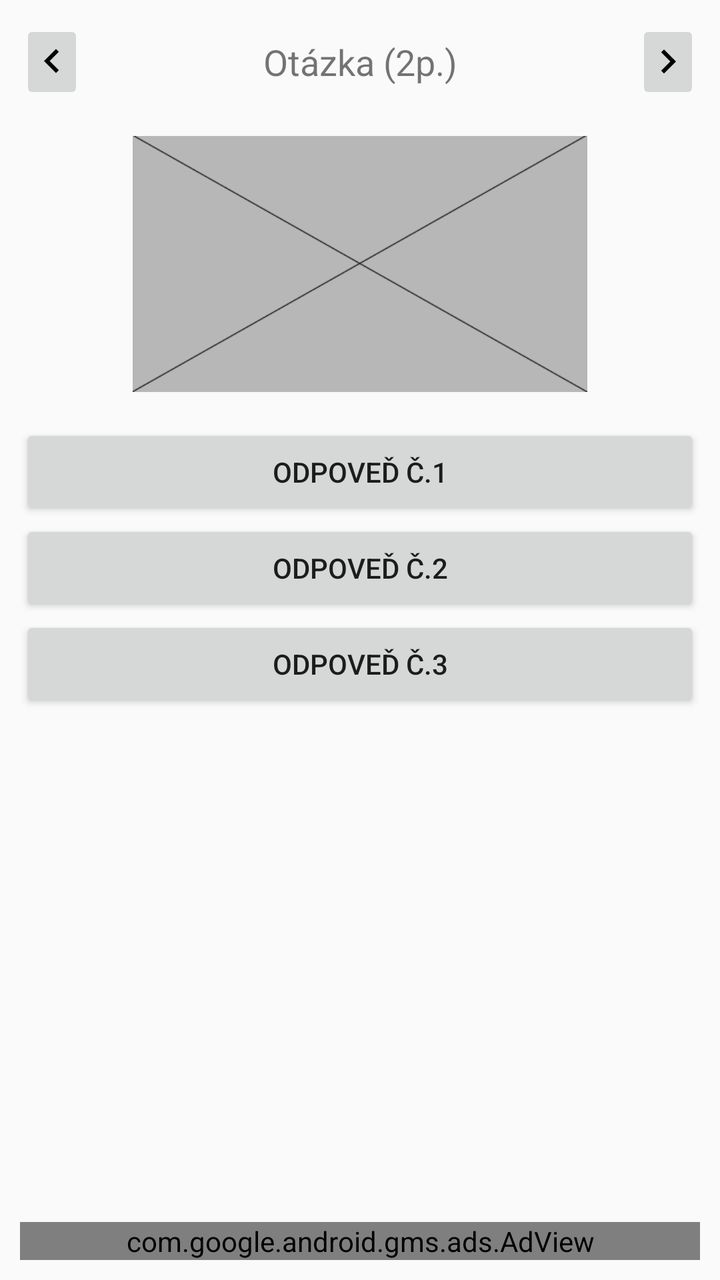
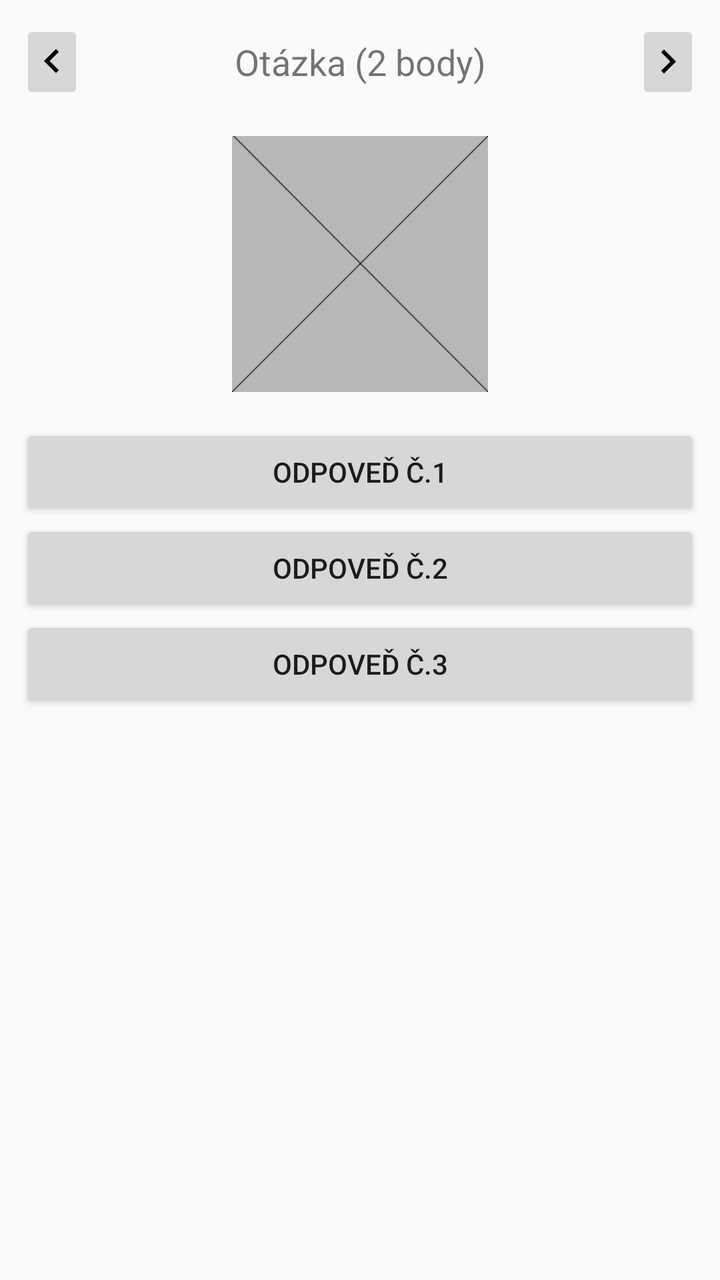

An Android layout rendered at two revisions. The XML below is the earlier revision; the diff shows what the commit changed to produce the second picture.
<!-- AndroidManifest.xml: application theme MyTheme.Light -->
<!-- res/layout/fragment_test.xml -->
<RelativeLayout
    xmlns:ads="http://schemas.android.com/apk/res-auto"
    xmlns:android="http://schemas.android.com/apk/res/android"
    xmlns:app="http://schemas.android.com/apk/res-auto"
    xmlns:tools="http://schemas.android.com/tools"
    android:layout_width="match_parent"
    android:layout_height="match_parent"
    android:background="?android:attr/windowBackground"
    android:paddingBottom="@dimen/activity_horizontal_margin"
    android:paddingLeft="@dimen/activity_horizontal_margin"
    android:paddingRight="@dimen/activity_horizontal_margin"
    android:paddingTop="@dimen/activity_vertical_margin"
    app:layout_behavior="@string/appbar_scrolling_view_behavior"
    tools:context=".TestActivityFragment">

    
    <RelativeLayout
        android:layout_width="wrap_content"
        android:layout_height="match_parent">

        
        <LinearLayout
            android:id="@+id/wrapper"
            android:layout_width="match_parent"
            android:layout_height="wrap_content"
            android:gravity="center_horizontal"
            android:minHeight="42dp"
            android:orientation="horizontal">

            
            <ImageButton
                android:id="@+id/previous_question"
                android:layout_width="32dp"
                android:layout_height="match_parent"
                android:layout_marginEnd="8dp"
                android:layout_marginRight="8dp"
                android:layout_weight="0"
                android:src="@drawable/ic_keyboard_arrow_left_black_24dp"/>

            
            <TextView
                android:id="@+id/question_text"
                android:layout_width="match_parent"
                android:layout_height="wrap_content"
                android:layout_gravity="center"
                android:layout_weight="1"
                android:gravity="center"
                android:text="Otázka (2p.)"
                android:textSize="18sp"/>

            
            <ImageButton
                android:id="@+id/next_question"
                android:layout_width="32dp"
                android:layout_height="match_parent"
                android:layout_marginLeft="8dp"
                android:layout_marginStart="8dp"
                android:layout_weight="0"
                android:src="@drawable/ic_keyboard_arrow_right_black_24dp"/>

        </LinearLayout>

        
        <ImageView
            android:id="@+id/question_image"
            android:layout_width="match_parent"
            android:layout_height="128dp"
            android:layout_below="@id/wrapper"
            android:layout_centerHorizontal="true"
            android:layout_marginTop="16dp"
            android:src="@drawable/placeholder_large"
            android:visibility="visible"/>

        
        <LinearLayout
            android:layout_width="match_parent"
            android:layout_height="wrap_content"
            android:layout_below="@id/question_image"
            android:layout_marginTop="16dp"
            android:orientation="vertical">


            <Button
                android:id="@+id/answer1"
                android:layout_width="match_parent"
                android:layout_height="wrap_content"
                android:text="Odpoveď č.1"/>

            <Button
                android:id="@+id/answer2"
                android:layout_width="match_parent"
                android:layout_height="wrap_content"
                android:text="Odpoveď č.2"/>

            <Button
                android:id="@+id/answer3"
                android:layout_width="match_parent"
                android:layout_height="wrap_content"
                android:text="Odpoveď č.3"/>

        </LinearLayout>

    </RelativeLayout>

    <com.google.android.gms.ads.AdView
        android:id="@+id/adView"
        android:layout_width="match_parent"
        android:layout_height="wrap_content"
        android:layout_alignParentBottom="true"
        android:layout_marginBottom="0dp"
        ads:adSize="BANNER"
        ads:adUnitId="@string/banner_ad_unit_id"/>

</RelativeLayout>
<!-- resources referenced by this layout -->
<resources>
  <dimen name="activity_horizontal_margin">10dp</dimen>
  <dimen name="activity_vertical_margin">10dp</dimen>
  <!-- drawable ic_keyboard_arrow_left_black_24dp: png bitmap (drawable-hdpi, 150 bytes) -->
  <!-- drawable ic_keyboard_arrow_right_black_24dp: png bitmap (drawable-hdpi, 147 bytes) -->
  <!-- drawable placeholder_large: png bitmap (drawable, 8427 bytes) -->
  <string name="banner_ad_unit_id">ca-app-pub-7362127401681337/9720209806</string>
  <style name="MyTheme.Light" parent="@style/Theme.AppCompat.Light.NoActionBar">
          
          
          <item name="colorPrimary">@color/colorPrimary</item>
          <item name="colorPrimaryDark">@color/colorPrimaryDark</item>
          <item name="colorSecondary">@color/colorSecondary</item>
          <item name="colorSecondaryDark">@color/colorSecondaryDark</item>
          <item name="colorTextTitle">@color/colorTextTitle</item>
          
          <item name="colorFlatButtons">@color/colorFlatButtons</item>
          <item name="colorFloatingActionButton">@color/colorFloatingActionButton</item>
          <item name="colorTabIndicator">@color/colorTabIndicator</item>
          <item name="colorCardBackground">@color/colorCardBackground</item>
          <item name="colorNavigationDrawerBackground">@color/colorNavigationDrawerBackground</item>
      </style>
  <color name="colorPrimary" type="color">#4285F4</color>
  <color name="colorPrimaryDark" type="color">#3367D6</color>
  <color name="colorSecondary" type="color">@color/deep_teal_300</color>
  <color name="colorSecondaryDark" type="color">@color/deep_teal_500</color>
  <color name="colorTextTitle" type="color">#FFEE58</color>
  <color name="colorFlatButtons" type="color">@color/pink_A200</color>
  <color name="colorFloatingActionButton" type="color">@color/amber_A700</color>
  <color name="colorTabIndicator" type="color">@color/amber_A700</color>
  <color name="colorCardBackground" type="color">#FFF</color>
  <color name="colorNavigationDrawerBackground" type="color">#FAFAFA</color>
  <color name="deep_teal_300" type="color">#4DB6AC</color>
  <color name="deep_teal_500" type="color">#009688</color>
  <color name="pink_A200" type="color">#FF4081</color>
  <color name="amber_A700" type="color">#FFAB00</color>
</resources>

<!-- the commit's change to res/layout/fragment_test.xml (unified diff, before → after) -->
@@ -1,12 +1,12 @@
+<?xml version="1.0" encoding="utf-8"?>
 <RelativeLayout
-    xmlns:ads="http://schemas.android.com/apk/res-auto"
     xmlns:android="http://schemas.android.com/apk/res/android"
     xmlns:app="http://schemas.android.com/apk/res-auto"
     xmlns:tools="http://schemas.android.com/tools"
     android:layout_width="match_parent"
     android:layout_height="match_parent"
     android:background="?android:attr/windowBackground"
-    android:paddingBottom="@dimen/activity_horizontal_margin"
+    android:paddingBottom="@dimen/activity_vertical_margin"
     android:paddingLeft="@dimen/activity_horizontal_margin"
     android:paddingRight="@dimen/activity_horizontal_margin"
     android:paddingTop="@dimen/activity_vertical_margin"
@@ -45,8 +45,8 @@
                 android:layout_gravity="center"
                 android:layout_weight="1"
                 android:gravity="center"
-                android:text="Otázka (2p.)"
-                android:textSize="18sp"/>
+                android:text="Otázka (2 body)"
+                android:textSize="@dimen/tests_question_text_size"/>
 
             
             <ImageButton
@@ -64,11 +64,12 @@
         <ImageView
             android:id="@+id/question_image"
             android:layout_width="match_parent"
-            android:layout_height="128dp"
+            android:layout_height="@dimen/tests_image_height"
             android:layout_below="@id/wrapper"
             android:layout_centerHorizontal="true"
-            android:layout_marginTop="16dp"
-            android:src="@drawable/placeholder_large"
+            android:layout_marginTop="@dimen/tests_image_margin"
+            android:scaleType="fitCenter"
+            android:src="@drawable/placeholder_small"
             android:visibility="visible"/>
 
         
@@ -76,39 +77,39 @@
             android:layout_width="match_parent"
             android:layout_height="wrap_content"
             android:layout_below="@id/question_image"
-            android:layout_marginTop="16dp"
+            android:layout_marginTop="@dimen/tests_image_margin"
             android:orientation="vertical">
-
 
             <Button
                 android:id="@+id/answer1"
                 android:layout_width="match_parent"
                 android:layout_height="wrap_content"
-                android:text="Odpoveď č.1"/>
+                android:drawablePadding="-24dp"
+                android:text="Odpoveď č.1"
+                android:textSize="@dimen/tests_buttons_text_size"/>
 
             <Button
                 android:id="@+id/answer2"
                 android:layout_width="match_parent"
                 android:layout_height="wrap_content"
-                android:text="Odpoveď č.2"/>
+                android:drawableLeft="@null"
+                android:drawablePadding="-24dp"
+                android:drawableStart="@null"
+                android:text="Odpoveď č.2"
+                android:textSize="@dimen/tests_buttons_text_size"/>
 
             <Button
                 android:id="@+id/answer3"
                 android:layout_width="match_parent"
                 android:layout_height="wrap_content"
-                android:text="Odpoveď č.3"/>
+                android:drawableLeft="@null"
+                android:drawablePadding="-24dp"
+                android:drawableStart="@null"
+                android:text="Odpoveď č.3"
+                android:textSize="@dimen/tests_buttons_text_size"/>
 
         </LinearLayout>
 
     </RelativeLayout>
 
-    <com.google.android.gms.ads.AdView
-        android:id="@+id/adView"
-        android:layout_width="match_parent"
-        android:layout_height="wrap_content"
-        android:layout_alignParentBottom="true"
-        android:layout_marginBottom="0dp"
-        ads:adSize="BANNER"
-        ads:adUnitId="@string/banner_ad_unit_id"/>
-
 </RelativeLayout>
<!-- resource entries referenced after the edit -->
@@ -1,11 +1,14 @@
 <!-- resources referenced by this layout -->
 <resources>
-  <dimen name="activity_horizontal_margin">10dp</dimen>
-  <dimen name="activity_vertical_margin">10dp</dimen>
+  <dimen name="activity_horizontal_margin">4dp</dimen>
+  <dimen name="activity_vertical_margin">4dp</dimen>
+  <dimen name="tests_buttons_text_size">12sp</dimen>
+  <dimen name="tests_image_height">96dp</dimen>
+  <dimen name="tests_image_margin">8dp</dimen>
+  <dimen name="tests_question_text_size">16sp</dimen>
   <!-- drawable ic_keyboard_arrow_left_black_24dp: png bitmap (drawable-hdpi, 150 bytes) -->
   <!-- drawable ic_keyboard_arrow_right_black_24dp: png bitmap (drawable-hdpi, 147 bytes) -->
-  <!-- drawable placeholder_large: png bitmap (drawable, 8427 bytes) -->
-  <string name="banner_ad_unit_id">ca-app-pub-7362127401681337/9720209806</string>
+  <!-- drawable placeholder_small: png bitmap (drawable, 8288 bytes) -->
   <style name="MyTheme.Light" parent="@style/Theme.AppCompat.Light.NoActionBar">
           
           
